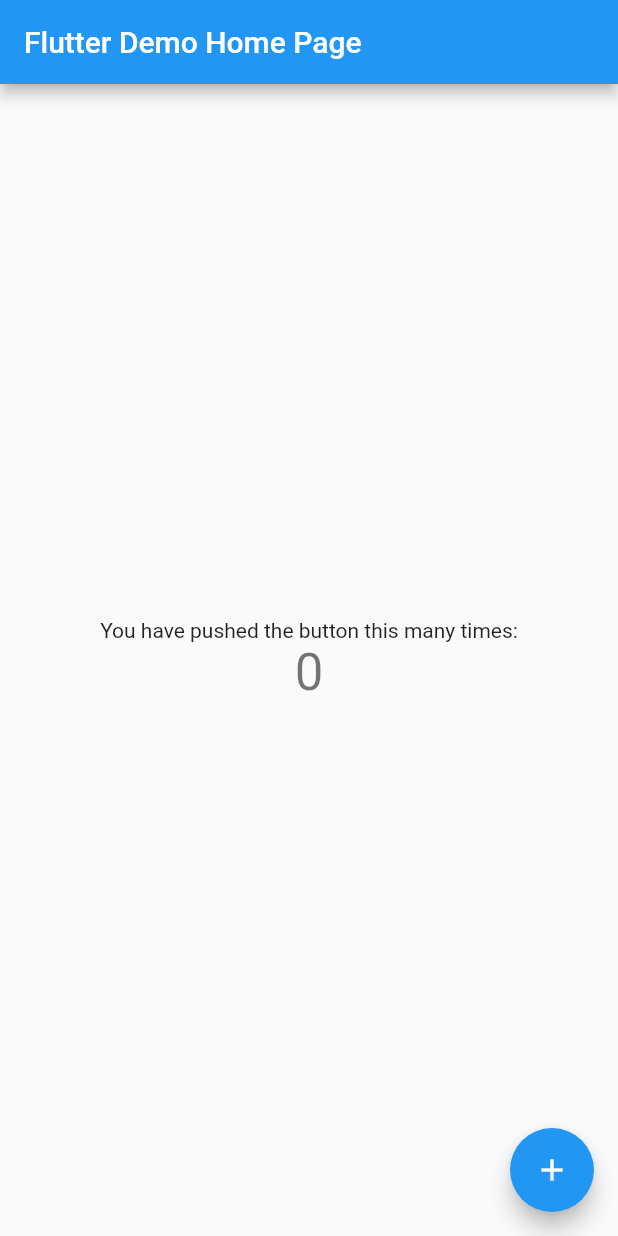
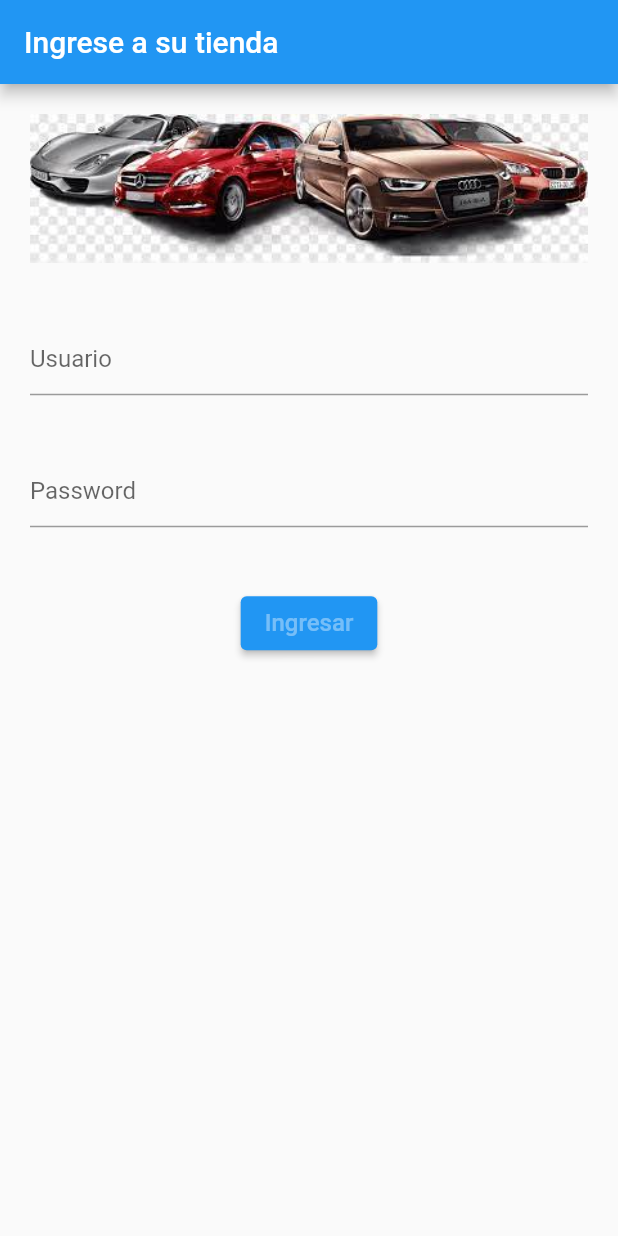
Before and after one commit to Jjcastiblanco/market_place, a Flutter app: the screen it shows after launch, on a phone screen of 412 x 824 dp. Run offline on Flutter 3.47's test engine with Material 2 defaults, Android fonts, the phone set to English and light mode, and no system bars; our stand-ins replace cloud_firestore, firebase_core, url_launcher_web; missing offline and left inert: cloud_firestore_web, firebase_core_web, firebase_database_web; accounts and stored records are empty.

Commit message:
Se crean pantallas iniciales

```diff
--- a/lib/main.dart
+++ b/lib/main.dart
@@ -1,7 +1,11 @@
+import 'package:firebase_core/firebase_core.dart';
 import 'package:flutter/material.dart';
+import 'package:marketplace/home_app.dart';
 
-void main() {
-  runApp(const MyApp());
+void main() async{
+  WidgetsFlutterBinding.ensureInitialized();
+  await Firebase.initializeApp();
+  runApp( MyApp());
 }
 
 class MyApp extends StatelessWidget {
@@ -11,105 +15,85 @@ class MyApp extends StatelessWidget {
   @override
   Widget build(BuildContext context) {
     return MaterialApp(
-      title: 'Flutter Demo',
-      theme: ThemeData(
-        // This is the theme of your application.
-        //
-        // Try running your application with "flutter run". You'll see the
-        // application has a blue toolbar. Then, without quitting the app, try
-        // changing the primarySwatch below to Colors.green and then invoke
-        // "hot reload" (press "r" in the console where you ran "flutter run",
-        // or simply save your changes to "hot reload" in a Flutter IDE).
-        // Notice that the counter didn't reset back to zero; the application
-        // is not restarted.
-        primarySwatch: Colors.blue,
-      ),
-      home: const MyHomePage(title: 'Flutter Demo Home Page'),
+      home:Login(),
     );
   }
 }
 
-class MyHomePage extends StatefulWidget {
-  const MyHomePage({Key? key, required this.title}) : super(key: key);
-
-  // This widget is the home page of your application. It is stateful, meaning
-  // that it has a State object (defined below) that contains fields that affect
-  // how it looks.
-
-  // This class is the configuration for the state. It holds the values (in this
-  // case the title) provided by the parent (in this case the App widget) and
-  // used by the build method of the State. Fields in a Widget subclass are
-  // always marked "final".
-
-  final String title;
+class Login extends StatefulWidget {
 
   @override
-  State<MyHomePage> createState() => _MyHomePageState();
+  _LoginState createState() => _LoginState();
 }
 
-class _MyHomePageState extends State<MyHomePage> {
-  int _counter = 0;
+class _LoginState extends State<Login> {
 
-  void _incrementCounter() {
-    setState(() {
-      // This call to setState tells the Flutter framework that something has
-      // changed in this State, which causes it to rerun the build method below
-      // so that the display can reflect the updated values. If we changed
-      // _counter without calling setState(), then the build method would not be
-      // called again, and so nothing would appear to happen.
-      _counter++;
-    });
-  }
+  final user=TextEditingController();
+  final password=TextEditingController();
+  String usu='';
+  String pass='';
 
   @override
   Widget build(BuildContext context) {
-    // This method is rerun every time setState is called, for instance as done
-    // by the _incrementCounter method above.
-    //
-    // The Flutter framework has been optimized to make rerunning build methods
-    // fast, so that you can just rebuild anything that needs updating rather
-    // than having to individually change instances of widgets.
     return Scaffold(
       appBar: AppBar(
-        // Here we take the value from the MyHomePage object that was created by
-        // the App.build method, and use it to set our appbar title.
-        title: Text(widget.title),
+        title:const Text("Ingrese a su tienda"),
       ),
-      body: Center(
-        // Center is a layout widget. It takes a single child and positions it
-        // in the middle of the parent.
-        child: Column(
-          // Column is also a layout widget. It takes a list of children and
-          // arranges them vertically. By default, it sizes itself to fit its
-          // children horizontally, and tries to be as tall as its parent.
-          //
-          // Invoke "debug painting" (press "p" in the console, choose the
-          // "Toggle Debug Paint" action from the Flutter Inspector in Android
-          // Studio, or the "Toggle Debug Paint" command in Visual Studio Code)
-          // to see the wireframe for each widget.
-          //
-          // Column has various properties to control how it sizes itself and
-          // how it positions its children. Here we use mainAxisAlignment to
-          // center the children vertically; the main axis here is the vertical
-          // axis because Columns are vertical (the cross axis would be
-          // horizontal).
-          mainAxisAlignment: MainAxisAlignment.center,
-          children: <Widget>[
-            const Text(
-              'You have pushed the button this many times:',
-            ),
-            Text(
-              '$_counter',
-              style: Theme.of(context).textTheme.headline4,
-            ),
-          ],
-        ),
+      body: ListView(
+        children: [
+          Container(
+            padding: EdgeInsets.all(20),
+            alignment: Alignment.center,
+            child: Image.asset('img/carro3.jpg'),
+          ),
+          Container(
+            padding: EdgeInsets.all(20),
+            alignment: Alignment.center,
+            child: TextField(
+              controller: user,
+              decoration: const InputDecoration(
+                hintText: 'Usuario'
+              ),
+            )
+          ),
+          Container(
+              padding: EdgeInsets.all(20),
+              alignment: Alignment.center,
+              child: TextField(
+                controller: password,
+                obscureText: true,
+                obscuringCharacter: "*",
+                decoration: const InputDecoration(
+                    hintText: 'Password',
+                ),
+              )
+          ),
+          Container(
+              padding: EdgeInsets.all(20),
+              alignment: Alignment.center,
+              child: ElevatedButton(
+                style: TextButton.styleFrom(
+                  primary: Colors.blueAccent,
+                ),
+                child: const Text('Ingresar', style: TextStyle(
+                  fontSize: 16,
+                  color: Colors.white38
+                  ),
+                ),
+                onPressed: (){
+                  usu=user.text;
+                  pass=password.text;
+                  print(usu+"  " +pass);
+                  if (usu=="Cesar" && pass=="123456"){
+                    Navigator.push(context,
+                      MaterialPageRoute(builder: (context)=>home_app()),
+                    );
+                  }
+                },
+              )
+          ),
+        ],
       ),
-      floatingActionButton: FloatingActionButton(
-        onPressed: _incrementCounter,
-        tooltip: 'Increment',
-        child: const Icon(Icons.add),
-      ), // This trailing comma makes auto-formatting nicer for build methods.
     );
   }
 }
```
Also changed, not shown: lib/buscar.dart (added, +89 -0 lines), lib/clientes.dart (added, +64 -0 lines), lib/detalle_neg.dart (added, +66 -0 lines), lib/generated_plugin_registrant.dart (added, +22 -0 lines), lib/home_app.dart (added, +81 -0 lines), lib/negocios.dart (added, +71 -0 lines), pubspec.yaml (+6 -2 lines), img/carro1.jpg (added), img/carro3.jpg (added), img/fondo.jpg (added), pubspec.lock, 4 other files.
